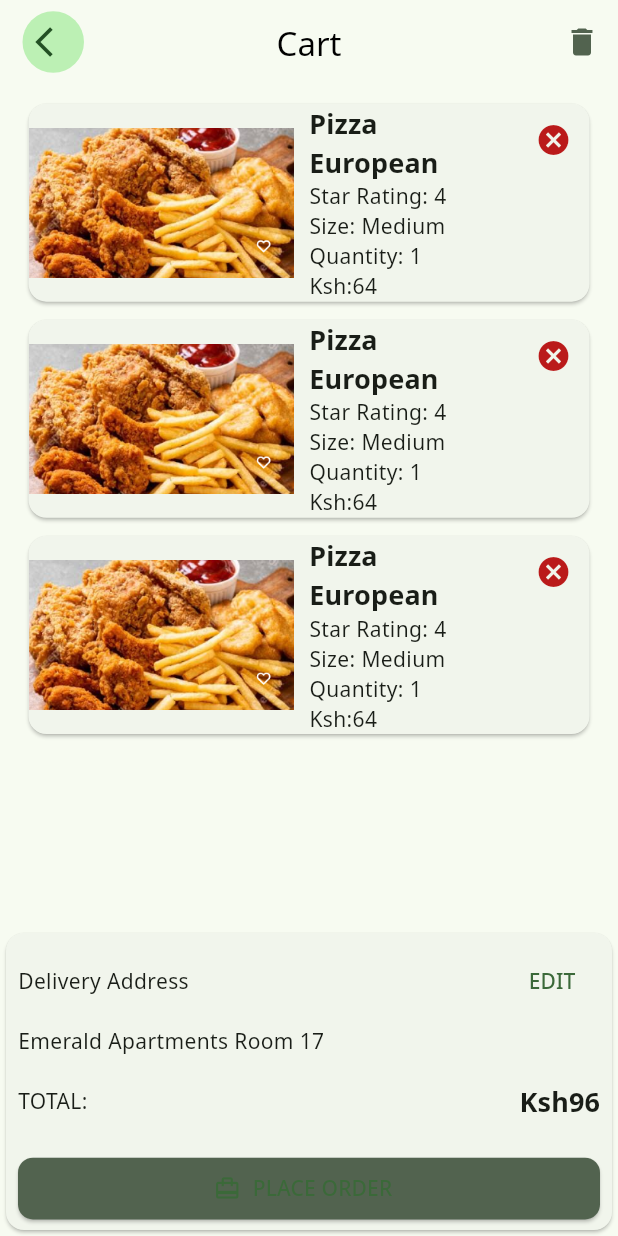
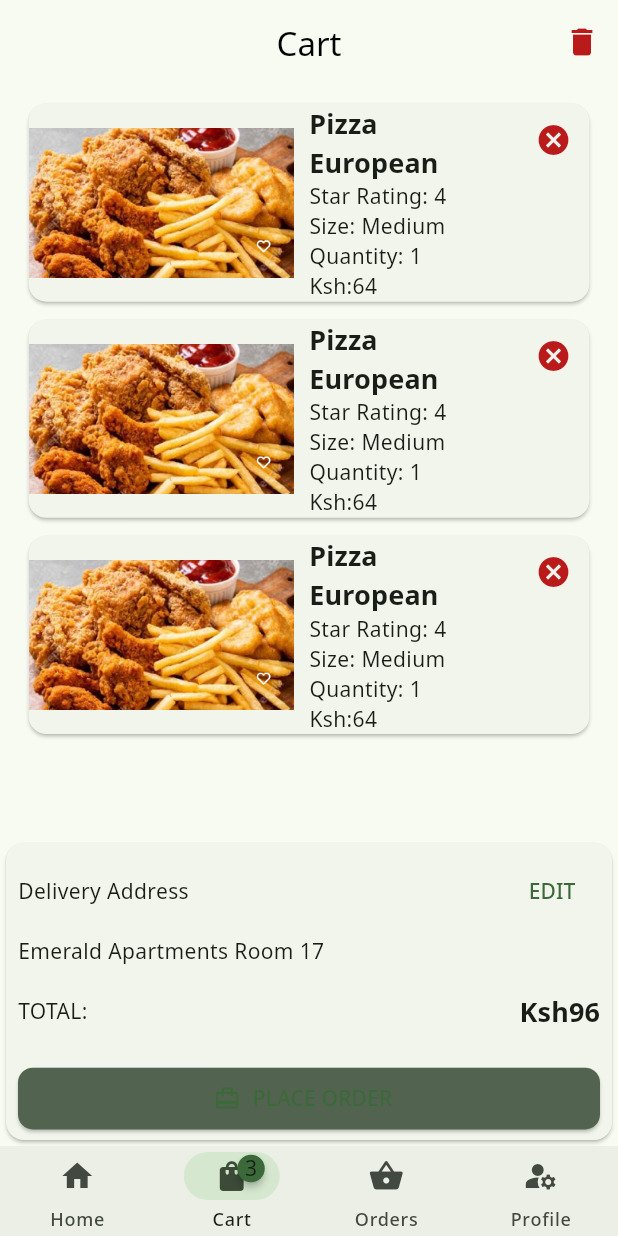
Before and after one commit to J-A-Christopher/MloSaf, a Flutter app: the CartData screen opened by its route, on a phone screen of 412 x 824 dp. Run offline on Flutter 3.47's test engine with Material 3 defaults, Android fonts, the phone set to English and light mode, and no system bars; drawn by our look-alikes of badges; our stand-ins replace flex_color_scheme, go_router, google_fonts.

Commit message:
Finnished the orders page

```diff
--- a/lib/common/presentation/cart.dart
+++ b/lib/common/presentation/cart.dart
@@ -1,6 +1,5 @@
 import 'package:flutter/cupertino.dart';
 import 'package:flutter/material.dart';
-import 'package:go_router/go_router.dart';
 import 'package:mlosafi/common/reusables/title_text.dart';
 
 class CartData extends StatelessWidget {
@@ -19,22 +18,10 @@ class CartData extends StatelessWidget {
               onPressed: () {},
               icon: Icon(
                 Icons.delete,
-                color: Theme.of(context).colorScheme.secondary,
+                color: Theme.of(context).colorScheme.error,
               ))
         ],
         centerTitle: true,
-        leading: Padding(
-          padding: const EdgeInsets.only(left: 15.0),
-          child: CircleAvatar(
-            child: Center(
-              child: IconButton(
-                  onPressed: () {
-                    context.pop();
-                  },
-                  icon: const Icon(Icons.arrow_back_ios)),
-            ),
-          ),
-        ),
       ),
       body: Stack(
         children: [
--- a/lib/common/presentation/first_route.dart
+++ b/lib/common/presentation/first_route.dart
@@ -93,7 +93,7 @@ class _FirstRouteState extends State<FirstRoute> {
                             children: [
                               InkWell(
                                 onTap: () {
-                                  context.push('/food-detail');
+                                  context.push('/first-route/food-detail');
                                 },
                                 child: Card(
                                   child: Padding(
--- /dev/null
+++ b/lib/common/router/nested_nav.dart
@@ -0,0 +1,42 @@
+import 'package:flutter/cupertino.dart';
+import 'package:flutter/material.dart';
+import 'package:go_router/go_router.dart';
+import 'package:badges/badges.dart' as badges;
+
+class ScaffoldWithNestedNavigation extends StatelessWidget {
+  const ScaffoldWithNestedNavigation({Key? key, required this.navigationShell})
+      : super(key: key ?? const ValueKey('ScaffoldWithNestedNavigation'));
+  final StatefulNavigationShell navigationShell;
+
+  void _goBranch(int index) {
+    navigationShell.goBranch(index,
+        initialLocation: index == navigationShell.currentIndex);
+  }
+
+  @override
+  Widget build(BuildContext context) {
+    return Scaffold(
+      body: navigationShell,
+      bottomNavigationBar: NavigationBar(
+        height: 60,
+        selectedIndex: navigationShell.currentIndex,
+        destinations: [
+          const NavigationDestination(icon: Icon(Icons.home), label: 'Home'),
+          NavigationDestination(
+              icon: badges.Badge(
+                badgeContent: const Text('3'),
+                badgeStyle: badges.BadgeStyle(
+                    badgeColor: Theme.of(context).colorScheme.primary),
+                child: const Icon(Icons.shopping_bag),
+              ),
+              label: 'Cart'),
+          const NavigationDestination(
+              icon: Icon(Icons.shopping_basket), label: 'Orders'),
+          const NavigationDestination(
+              icon: Icon(Icons.manage_accounts), label: 'Profile'),
+        ],
+        onDestinationSelected: _goBranch,
+      ),
+    );
+  }
+}
--- /dev/null
+++ b/lib/common/router/stateful_shell.dart
@@ -0,0 +1,81 @@
+import 'package:flutter/cupertino.dart';
+import 'package:go_router/go_router.dart';
+import 'package:mlosafi/common/presentation/cart.dart';
+import 'package:mlosafi/common/presentation/first_route.dart';
+import 'package:mlosafi/common/presentation/food_detail.dart';
+import 'package:mlosafi/common/presentation/forgot_password.dart';
+import 'package:mlosafi/common/presentation/home_page.dart';
+import 'package:mlosafi/common/presentation/login_screen.dart';
+import 'package:mlosafi/common/presentation/orders.dart';
+import 'package:mlosafi/common/presentation/profile.dart';
+import 'package:mlosafi/common/presentation/signup.dart';
+import 'package:mlosafi/common/router/nested_nav.dart';
+
+final _rootNavigatorKey = GlobalKey<NavigatorState>();
+final _shellHomePageNavigatorKey =
+    GlobalKey<NavigatorState>(debugLabel: 'shellHomePageNavigatorKey');
+final _shellCartPageNavigatorKey =
+    GlobalKey<NavigatorState>(debugLabel: 'shellCartPageNavigatorKey');
+final _shellOrdersPageNavigatorKey =
+    GlobalKey<NavigatorState>(debugLabel: 'shellOrdersPageNavigatorKey');
+final _shellProfilePageNavigatorKey =
+    GlobalKey<NavigatorState>(debugLabel: 'shellProfilePageNavigatorKey');
+
+final goRouter =
+    GoRouter(initialLocation: '/', navigatorKey: _rootNavigatorKey, routes: [
+  GoRoute(
+    path: '/',
+    builder: (context, state) => const HomePage(),
+  ),
+  GoRoute(
+    path: '/login',
+    builder: (context, state) => const LoginScreen(),
+  ),
+  GoRoute(
+    path: '/forgot-password',
+    builder: (context, state) => const ForgotPassword(),
+  ),
+  GoRoute(
+    path: '/signUp',
+    builder: (context, state) => const SignUpScreen(),
+  ),
+  StatefulShellRoute.indexedStack(
+      builder: (context, state, navigationShell) {
+        return ScaffoldWithNestedNavigation(navigationShell: navigationShell);
+      },
+      branches: [
+        StatefulShellBranch(navigatorKey: _shellHomePageNavigatorKey, routes: [
+          GoRoute(
+              path: '/first-route',
+              pageBuilder: (context, state) =>
+                  const NoTransitionPage(child: FirstRoute()),
+              routes: [
+                GoRoute(
+                    path: 'food-detail',
+                    builder: (context, state) => const FoodDetail())
+              ])
+        ]),
+        StatefulShellBranch(navigatorKey: _shellCartPageNavigatorKey, routes: [
+          GoRoute(
+              path: '/cart',
+              pageBuilder: (context, state) =>
+                  const NoTransitionPage(child: CartData()))
+        ]),
+        StatefulShellBranch(
+            navigatorKey: _shellOrdersPageNavigatorKey,
+            routes: [
+              GoRoute(
+                  path: '/orders',
+                  pageBuilder: (context, state) =>
+                      const NoTransitionPage(child: MyOrders()))
+            ]),
+        StatefulShellBranch(
+            navigatorKey: _shellProfilePageNavigatorKey,
+            routes: [
+              GoRoute(
+                  path: '/profile',
+                  pageBuilder: (context, state) =>
+                      const NoTransitionPage(child: MyProfile()))
+            ])
+      ])
+]);
--- a/lib/main.dart
+++ b/lib/main.dart
@@ -2,6 +2,7 @@ import 'package:flutter/material.dart';
 import 'package:flex_color_scheme/flex_color_scheme.dart';
 import 'package:google_fonts/google_fonts.dart';
 import 'package:mlosafi/common/router/app_router.dart';
+import 'package:mlosafi/common/router/stateful_shell.dart';
 
 void main() {
   runApp(const MyApp());
@@ -131,7 +132,9 @@ class MyApp extends StatelessWidget {
         fontFamily: GoogleFonts.notoSans().fontFamily,
       ),
       themeMode: ThemeMode.system,
-      routerConfig: AppRouter.router,
+      //routerConfig: AppRouter.router,
+       routerConfig: goRouter,
+
     );
   }
 }
```
Also changed, not shown: lib/common/presentation/active_order.dart (added, +45 -0 lines), lib/common/presentation/order_history.dart (added, +61 -0 lines), lib/common/presentation/orders.dart (added, +31 -0 lines), lib/common/presentation/profile.dart (added, +13 -0 lines), assets/kuku.png (added).
